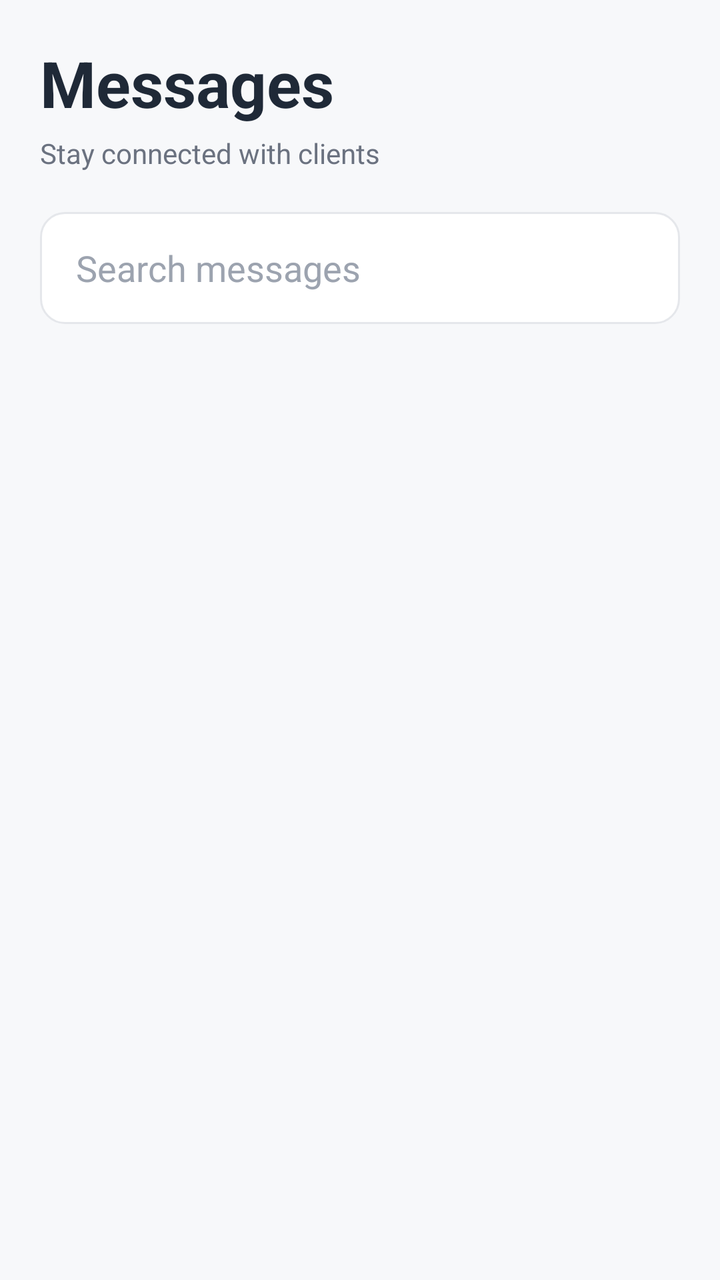
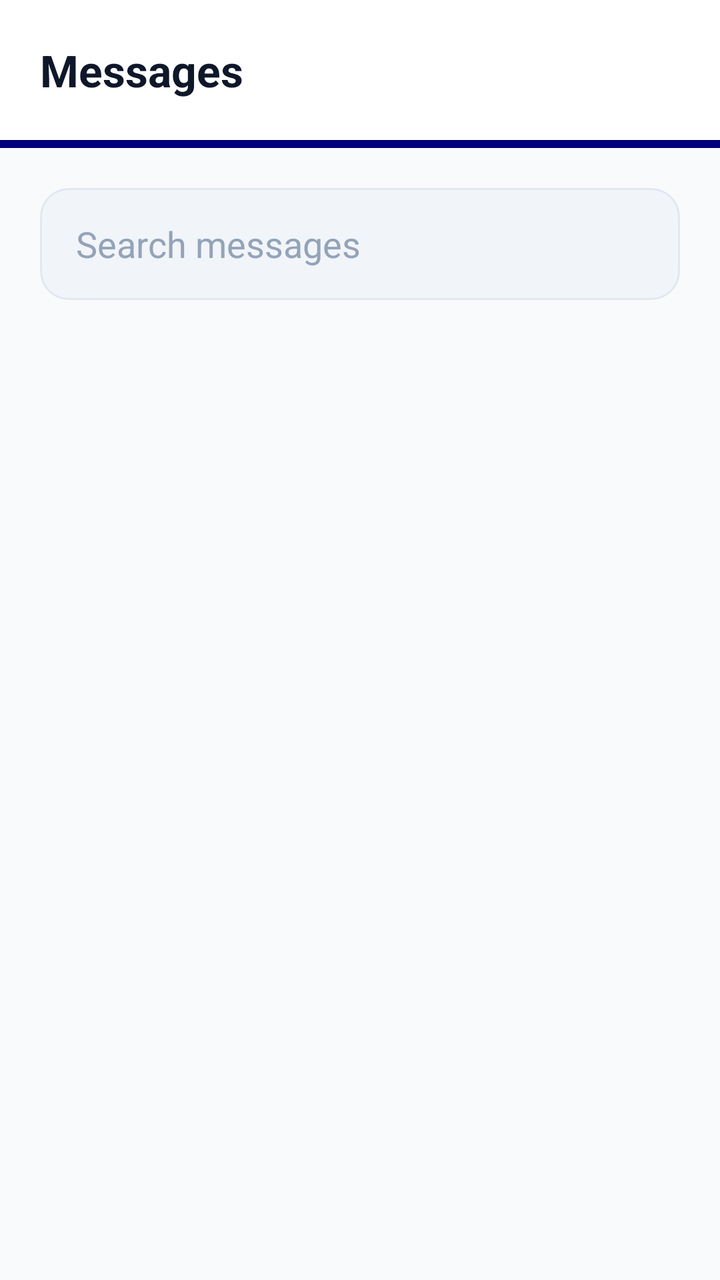

Before-and-after screenshots of an Android layout around one commit, followed by the original layout XML and the change that was made.
<!-- AndroidManifest.xml: application theme Theme.MiniJobHunt -->
<!-- res/layout/fragment_freelancer_chat.xml -->
<?xml version="1.0" encoding="utf-8"?>
<LinearLayout xmlns:android="http://schemas.android.com/apk/res/android"
    xmlns:app="http://schemas.android.com/apk/res-auto"
    xmlns:tools="http://schemas.android.com/tools"
    android:layout_width="match_parent"
    android:layout_height="match_parent"
    android:orientation="vertical"
    android:background="@color/background">

    <LinearLayout
        android:layout_width="match_parent"
        android:layout_height="wrap_content"
        android:orientation="vertical"
        android:padding="20dp">

        <TextView
            android:layout_width="wrap_content"
            android:layout_height="wrap_content"
            android:text="Messages"
            android:textColor="@color/text_primary"
            android:textSize="32sp"
            android:textStyle="bold"/>

        <TextView
            android:layout_width="wrap_content"
            android:layout_height="wrap_content"
            android:layout_marginTop="4dp"
            android:text="Stay connected with clients"
            android:textColor="@color/text_secondary"/>

        <EditText
            android:id="@+id/etSearchChat"
            android:layout_width="match_parent"
            android:layout_height="56dp"
            android:layout_marginTop="20dp"
            android:background="@drawable/bg_input"
            android:hint="Search messages"
            android:paddingHorizontal="18dp"
            android:textColor="@color/text_primary"
            android:textColorHint="@color/text_hint"/>

    </LinearLayout>

    <androidx.recyclerview.widget.RecyclerView
        android:id="@+id/rvChats"
        android:layout_width="match_parent"
        android:layout_height="match_parent"
        android:clipToPadding="false"
        android:paddingHorizontal="16dp"
        android:paddingBottom="100dp"
        tools:listitem="@layout/item_chat" />

</LinearLayout>
<!-- res/layout/item_chat.xml (included above) -->
<?xml version="1.0" encoding="utf-8"?>
<androidx.cardview.widget.CardView
    xmlns:android="http://schemas.android.com/apk/res/android"
    xmlns:app="http://schemas.android.com/apk/res-auto"
    android:layout_width="match_parent"
    android:layout_height="wrap_content"
    android:layout_marginVertical="6dp"
    app:cardBackgroundColor="@color/surface"
    app:cardCornerRadius="18dp">

    <LinearLayout
        android:layout_width="match_parent"
        android:layout_height="wrap_content"
        android:orientation="horizontal"
        android:padding="18dp"
        android:gravity="center_vertical">

        
        <TextView
            android:id="@+id/txtChatAvatar"
            android:layout_width="56dp"
            android:layout_height="56dp"
            android:background="@drawable/bg_circle_primary_light"
            android:gravity="center"
            android:text="S"
            android:textColor="@color/primary"
            android:textSize="22sp"
            android:textStyle="bold"/>

        
        <LinearLayout
            android:layout_width="0dp"
            android:layout_height="wrap_content"
            android:layout_marginStart="16dp"
            android:layout_weight="1"
            android:orientation="vertical">

            <TextView
                android:id="@+id/txtChatTitle"
                android:layout_width="wrap_content"
                android:layout_height="wrap_content"
                android:text="Name"
                android:textColor="@color/text_primary"
                android:textSize="18sp"
                android:textStyle="bold"
                android:maxLines="1"
                android:ellipsize="end"/>

            <TextView
                android:id="@+id/txtLastMessage"
                android:layout_width="wrap_content"
                android:layout_height="wrap_content"
                android:layout_marginTop="4dp"
                android:text="Last message content..."
                android:textColor="@color/text_secondary"
                android:maxLines="1"
                android:ellipsize="end"/>

        </LinearLayout>

        
        <LinearLayout
            android:layout_width="wrap_content"
            android:layout_height="wrap_content"
            android:orientation="vertical"
            android:gravity="end">

            <TextView
                android:id="@+id/txtChatTime"
                android:layout_width="wrap_content"
                android:layout_height="wrap_content"
                android:text="2m"
                android:textColor="@color/text_hint"
                android:textSize="12sp"/>

            <TextView
                android:id="@+id/txtUnreadCount"
                android:layout_width="22dp"
                android:layout_height="22dp"
                android:layout_marginTop="6dp"
                android:background="@drawable/bg_status_open"
                android:backgroundTint="@color/primary"
                android:gravity="center"
                android:text="2"
                android:textColor="@color/white"
                android:textSize="10sp"
                android:visibility="gone"/>

        </LinearLayout>

    </LinearLayout>

</androidx.cardview.widget.CardView>
<!-- resources referenced by this layout -->
<resources>
  <color name="background">#FFF7F8FA</color>
  <color name="primary">#FF14A800</color>
  <color name="surface">#FFFFFFFF</color>
  <color name="text_hint">#FF9CA3AF</color>
  <color name="text_primary">#FF1F2937</color>
  <color name="text_secondary">#FF6B7280</color>
  <color name="white">#FFFFFFFF</color>
  <!-- drawable bg_circle_primary_light (drawable) -->
  <?xml version="1.0" encoding="utf-8"?>
  <shape xmlns:android="http://schemas.android.com/apk/res/android">
      <solid android:color="@color/primary_light"/>
      <corners android:radius="100dp"/>
  </shape>
  <!-- drawable bg_input (drawable) -->
  <?xml version="1.0" encoding="utf-8"?>
  <shape xmlns:android="http://schemas.android.com/apk/res/android">
  
      <solid android:color="@color/surface"/>
  
      <stroke
          android:width="1dp"
          android:color="@color/divider"/>
  
      <corners android:radius="12dp"/>
  
  </shape>
  <!-- drawable bg_status_open (drawable) -->
  <shape xmlns:android="http://schemas.android.com/apk/res/android">
      <solid android:color="#22C55E"/>
      <corners android:radius="50dp"/>
  </shape>
  <style name="Theme.MiniJobHunt" parent="Base.Theme.MiniJobHunt" />
  <color name="primary_light">#FFE8F5E4</color>
  <color name="divider">#FFE5E7EB</color>
  <style name="Base.Theme.MiniJobHunt" parent="Theme.Material3.DayNight.NoActionBar">
          
          
      </style>
</resources>

<!-- the commit's change to res/layout/fragment_freelancer_chat.xml (unified diff, before → after) -->
@@ -7,32 +7,46 @@
     android:orientation="vertical"
     android:background="@color/background">
 
+    
+    <LinearLayout
+        android:layout_width="match_parent"
+        android:layout_height="wrap_content"
+        android:orientation="vertical">
+
+        <RelativeLayout
+            android:layout_width="match_parent"
+            android:layout_height="70dp"
+            android:background="@color/surface"
+            android:elevation="4dp"
+            android:paddingHorizontal="20dp">
+
+            <TextView
+                android:layout_width="wrap_content"
+                android:layout_height="wrap_content"
+                android:layout_centerVertical="true"
+                android:text="Messages"
+                android:textColor="@color/text_primary"
+                android:textSize="22sp"
+                android:textStyle="bold" />
+
+        </RelativeLayout>
+
+        <View
+            android:layout_width="match_parent"
+            android:layout_height="4dp"
+            android:background="@color/primary" />
+    </LinearLayout>
+
     <LinearLayout
         android:layout_width="match_parent"
         android:layout_height="wrap_content"
         android:orientation="vertical"
         android:padding="20dp">
 
-        <TextView
-            android:layout_width="wrap_content"
-            android:layout_height="wrap_content"
-            android:text="Messages"
-            android:textColor="@color/text_primary"
-            android:textSize="32sp"
-            android:textStyle="bold"/>
-
-        <TextView
-            android:layout_width="wrap_content"
-            android:layout_height="wrap_content"
-            android:layout_marginTop="4dp"
-            android:text="Stay connected with clients"
-            android:textColor="@color/text_secondary"/>
-
         <EditText
             android:id="@+id/etSearchChat"
             android:layout_width="match_parent"
             android:layout_height="56dp"
-            android:layout_marginTop="20dp"
             android:background="@drawable/bg_input"
             android:hint="Search messages"
             android:paddingHorizontal="18dp"
<!-- resource entries referenced after the edit -->
@@ -1,12 +1,12 @@
 <!-- resources referenced by this layout -->
 <resources>
-  <color name="background">#FFF7F8FA</color>
-  <color name="primary">#FF14A800</color>
-  <color name="surface">#FFFFFFFF</color>
-  <color name="text_hint">#FF9CA3AF</color>
-  <color name="text_primary">#FF1F2937</color>
-  <color name="text_secondary">#FF6B7280</color>
-  <color name="white">#FFFFFFFF</color>
+  <color name="background">#F8FAFC</color>
+  <color name="primary">#000080</color>
+  <color name="surface">#FFFFFF</color>
+  <color name="text_hint">#94A3B8</color>
+  <color name="text_primary">#0F172A</color>
+  <color name="text_secondary">#475569</color>
+  <color name="white">#FFFFFF</color>
   <!-- drawable bg_circle_primary_light (drawable) -->
   <?xml version="1.0" encoding="utf-8"?>
   <shape xmlns:android="http://schemas.android.com/apk/res/android">
@@ -15,28 +15,61 @@
   </shape>
   <!-- drawable bg_input (drawable) -->
   <?xml version="1.0" encoding="utf-8"?>
-  <shape xmlns:android="http://schemas.android.com/apk/res/android">
-  
-      <solid android:color="@color/surface"/>
-  
-      <stroke
-          android:width="1dp"
-          android:color="@color/divider"/>
-  
-      <corners android:radius="12dp"/>
-  
-  </shape>
+  <ripple xmlns:android="http://schemas.android.com/apk/res/android"
+      android:color="@color/primary_light">
+      <item>
+          <shape android:shape="rectangle">
+              <solid android:color="@color/surface_variant" />
+              <corners android:radius="14dp" />
+              <stroke
+                  android:width="1dp"
+                  android:color="@color/divider" />
+          </shape>
+      </item>
+  </ripple>
   <!-- drawable bg_status_open (drawable) -->
   <shape xmlns:android="http://schemas.android.com/apk/res/android">
       <solid android:color="#22C55E"/>
       <corners android:radius="50dp"/>
   </shape>
   <style name="Theme.MiniJobHunt" parent="Base.Theme.MiniJobHunt" />
-  <color name="primary_light">#FFE8F5E4</color>
-  <color name="divider">#FFE5E7EB</color>
+  <color name="primary_light">#E6E6FF</color>
+  <color name="surface_variant">#F1F5F9</color>
+  <color name="divider">#E2E8F0</color>
   <style name="Base.Theme.MiniJobHunt" parent="Theme.Material3.DayNight.NoActionBar">
+          <item name="colorPrimary">@color/primary</item>
+          <item name="colorOnPrimary">@color/white</item>
+          <item name="colorPrimaryContainer">@color/primary_light</item>
+          <item name="colorOnPrimaryContainer">@color/primary_dark</item>
+  
+          <item name="colorSecondary">@color/info</item>
+          <item name="colorOnSecondary">@color/white</item>
+  
+          <item name="android:windowBackground">@color/background</item>
+          <item name="android:statusBarColor">@color/background</item>
+          <item name="android:windowLightStatusBar">true</item>
+  
           
-          
+          <item name="textAppearanceHeadlineLarge">@style/AppText.HeadlineLarge</item>
+          <item name="textAppearanceTitleMedium">@style/AppText.TitleMedium</item>
+          <item name="textAppearanceBodyLarge">@style/AppText.BodyLarge</item>
+      </style>
+  <color name="primary_dark">#000066</color>
+  <color name="info">#000080</color>
+  <style name="AppText.HeadlineLarge">
+          <item name="android:textSize">30sp</item>
+          <item name="android:textStyle">bold</item>
+          <item name="android:textColor">@color/text_primary</item>
+          <item name="android:letterSpacing">-0.02</item>
+      </style>
+  <style name="AppText.TitleMedium">
+          <item name="android:textSize">18sp</item>
+          <item name="android:textStyle">bold</item>
+          <item name="android:textColor">@color/text_primary</item>
+      </style>
+  <style name="AppText.BodyLarge">
+          <item name="android:textSize">16sp</item>
+          <item name="android:textColor">@color/text_secondary</item>
       </style>
 </resources>
 
